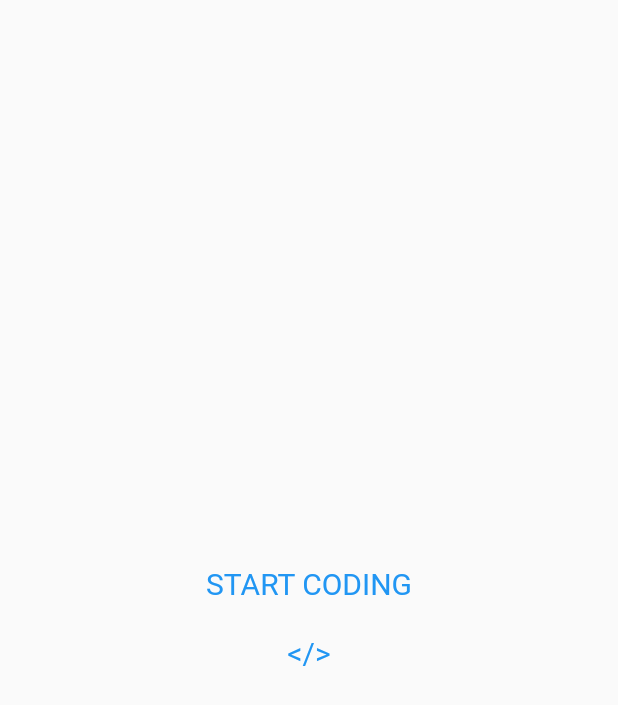
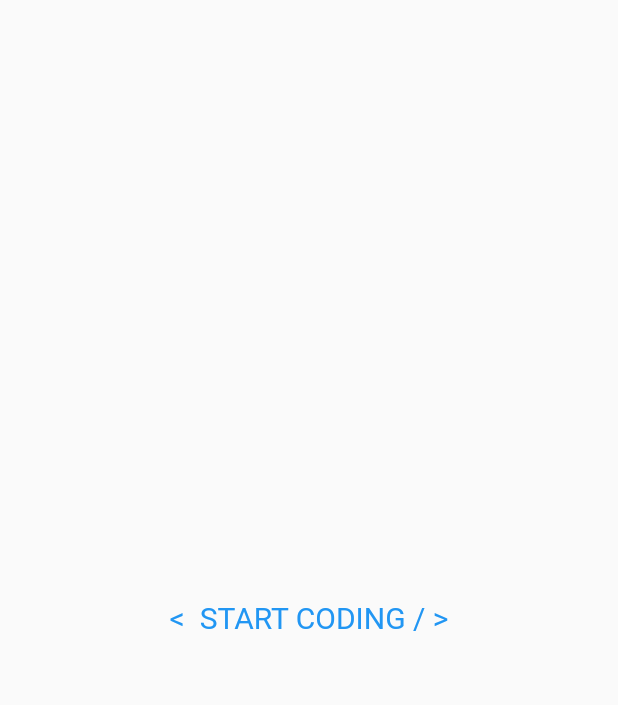
Before and after one commit to aditechdev/dart-mixims-course, a Flutter app: the screen it shows after launch, on a phone screen of 412 x 824 dp. Shown: the top 705 px of the screen. Run offline on Flutter 3.47's test engine with Material 2 defaults, Android fonts, the phone set to English and light mode, and no system bars.

Commit message:
:zap: Small change

```diff
--- a/lib/main.dart
+++ b/lib/main.dart
@@ -54,7 +54,7 @@ class Home extends StatelessWidget {
     return const Scaffold(
       body: Center(
         child: Text(
-          "START CODING\n\n</>",
+          "<  START CODING / >",
           style: TextStyle(
             fontSize: 20,
             color: Colors.blue,
```
